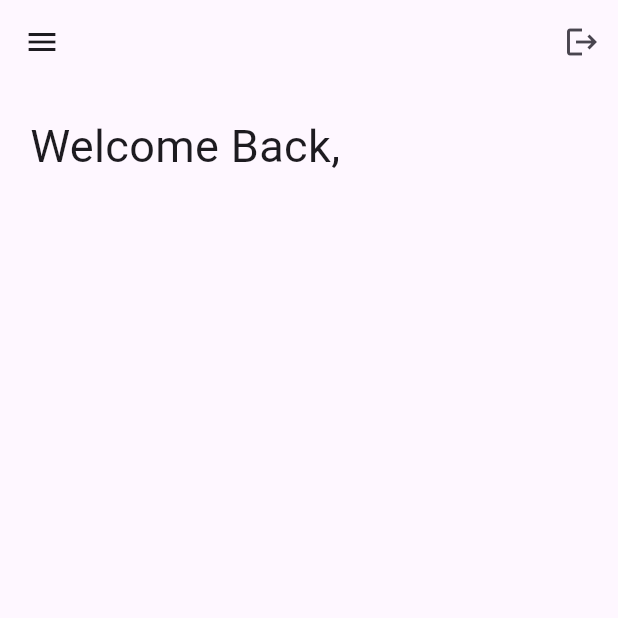
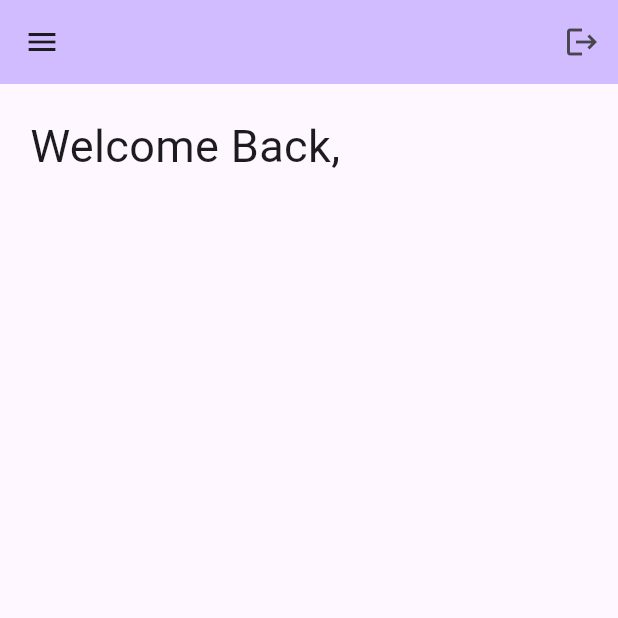
Before and after one commit to marcsaffold17/GetFitApp, a Flutter app: the MyHomePage screen opened directly, on a phone screen of 412 x 824 dp, the top half of it. Run offline on Flutter 3.47's test engine with Material 3 defaults, Android fonts, the phone set to English and light mode, and no system bars; our stand-ins replace cloud_firestore, firebase_core; accounts and stored records are empty; network calls fail.

Commit message:
added appbar color to match with all the pages

```diff
--- a/get_fit_app/lib/view/HomePage.dart
+++ b/get_fit_app/lib/view/HomePage.dart
@@ -41,6 +41,7 @@ class _MyHomePageState extends State<MyHomePage> {
     return Scaffold(
       appBar: AppBar(
         title: const Text(""),
+        backgroundColor: Theme.of(context).colorScheme.inversePrimary,
         actions: [
           IconButton(icon: const Icon(Icons.logout), onPressed: _logout),
         ],
--- a/get_fit_app/lib/view/exercise_view.dart
+++ b/get_fit_app/lib/view/exercise_view.dart
@@ -51,7 +51,10 @@ class _ExercisePageState extends State<ExercisePage> implements ExerciseView {
 @override
   Widget build(BuildContext context) {
     return Scaffold(
-      appBar: AppBar(title: Text("Exercises")),
+      appBar: AppBar(
+        title: Text("Exercises"),
+        backgroundColor: Theme.of(context).colorScheme.inversePrimary,
+        ),
       body: Padding(
         padding: const EdgeInsets.all(16.0),
             child:
--- a/get_fit_app/lib/view/workout_history_view.dart
+++ b/get_fit_app/lib/view/workout_history_view.dart
@@ -7,8 +7,9 @@ class WorkoutHistoryScreen extends StatelessWidget {
   @override
   Widget build(BuildContext context) {
     return Scaffold(
-      appBar: AppBar
-        (title: Text('Workout History')
+      appBar: AppBar(
+        title: Text('Workout History'),
+        backgroundColor: Theme.of(context).colorScheme.inversePrimary
       ),
       body: StreamBuilder<QuerySnapshot>(
         stream: FirebaseFirestore.instance.collection('Workouts')
```
